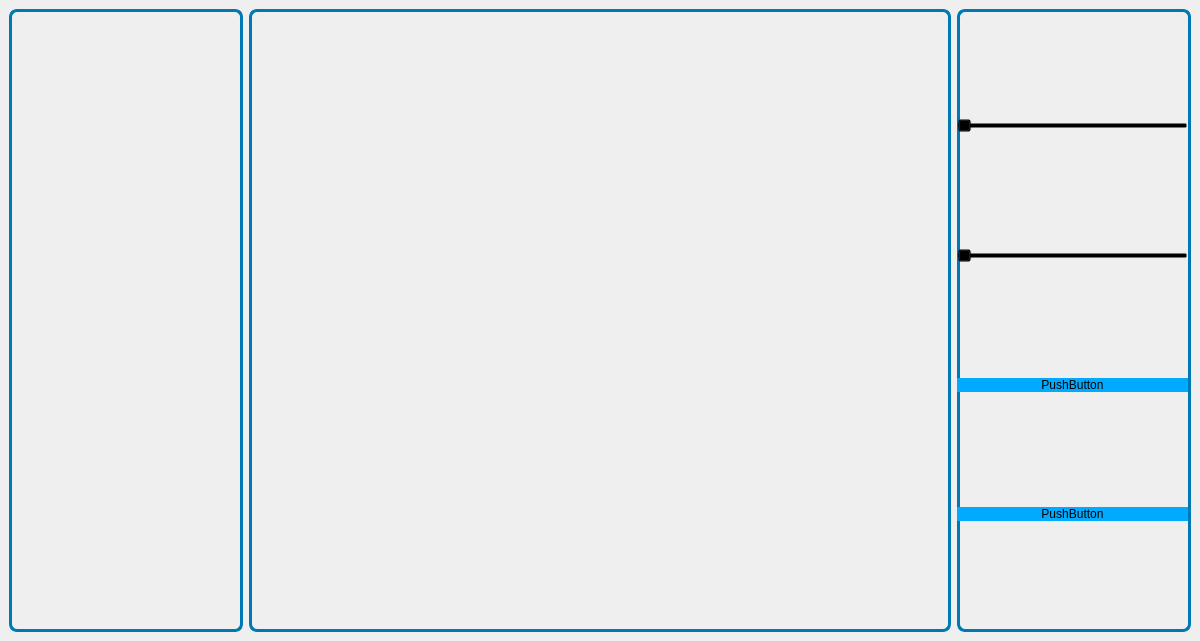
Old version of the form radartest.ui in the repository arcreane/python-project-crash-test.
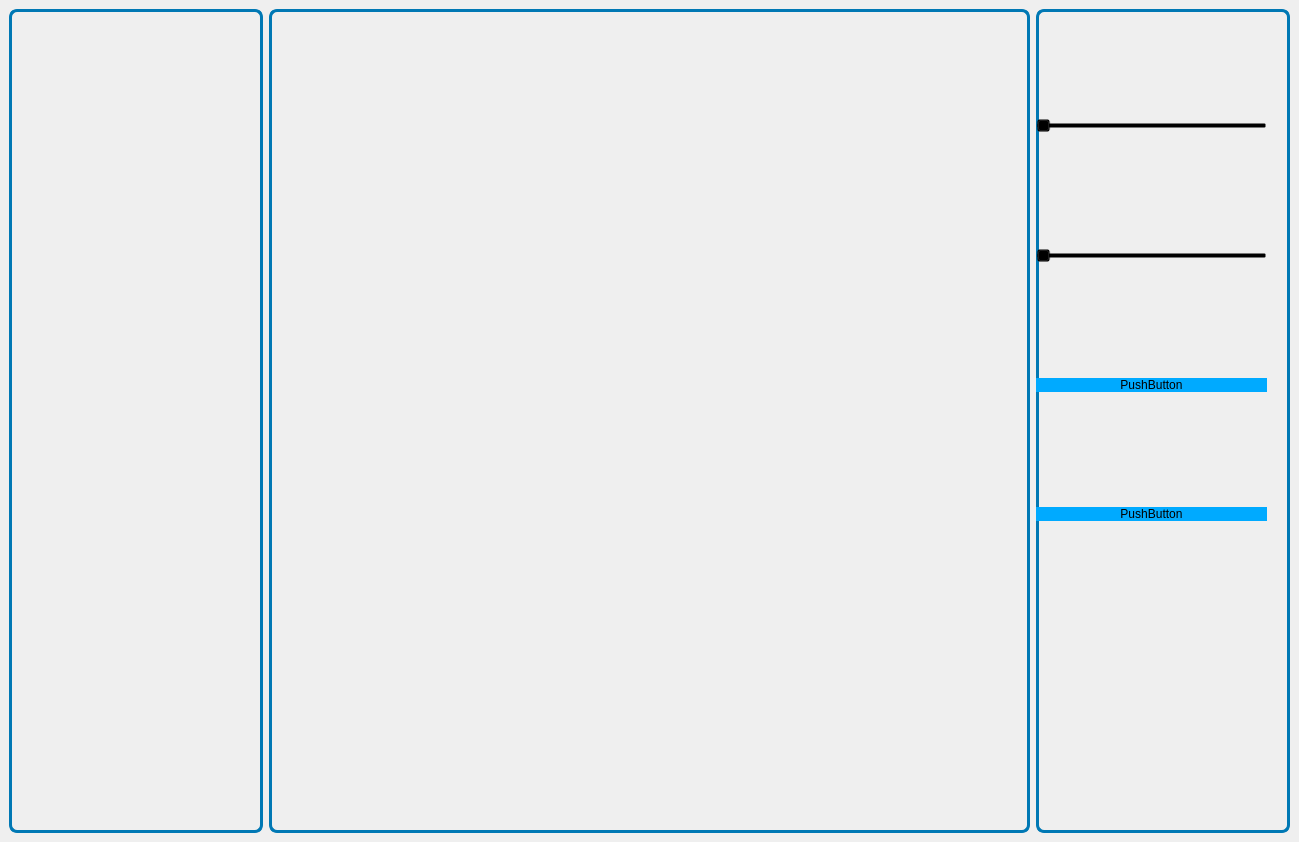
New version of the form.

What changed in the file:
```diff
--- a/radartest.ui
+++ b/radartest.ui
@@ -6,8 +6,8 @@
    <rect>
     <x>0</x>
     <y>0</y>
-    <width>1200</width>
-    <height>641</height>
+    <width>1299</width>
+    <height>842</height>
    </rect>
   </property>
   <widget class="QWidget" name="centralwidget">
```
